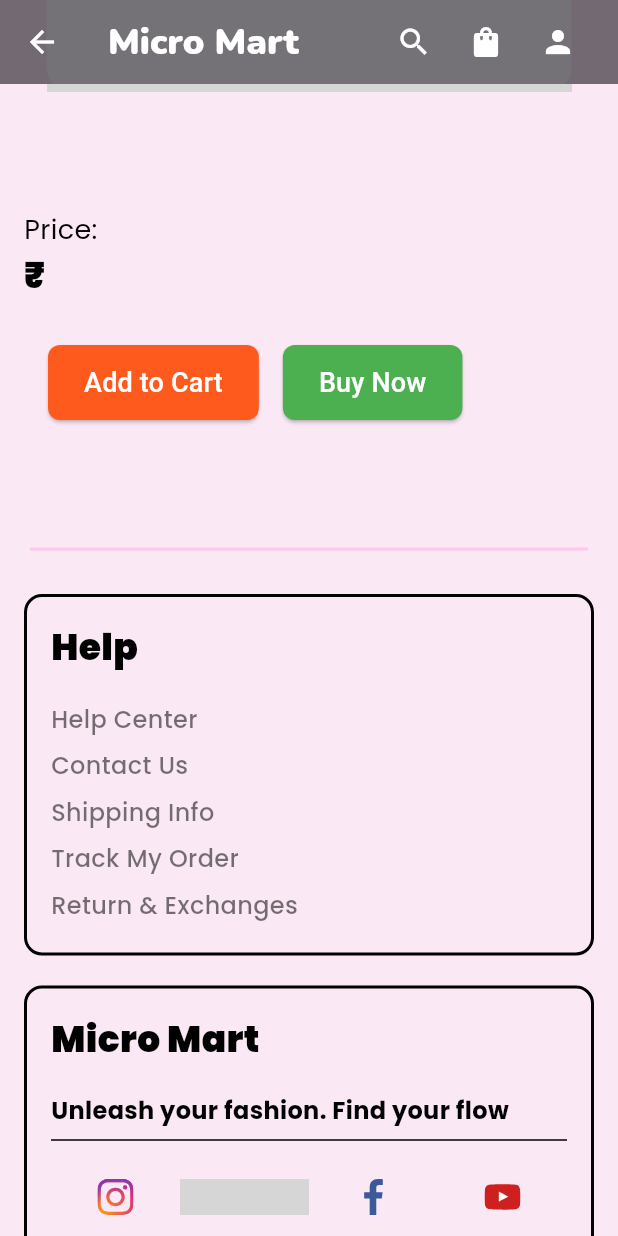
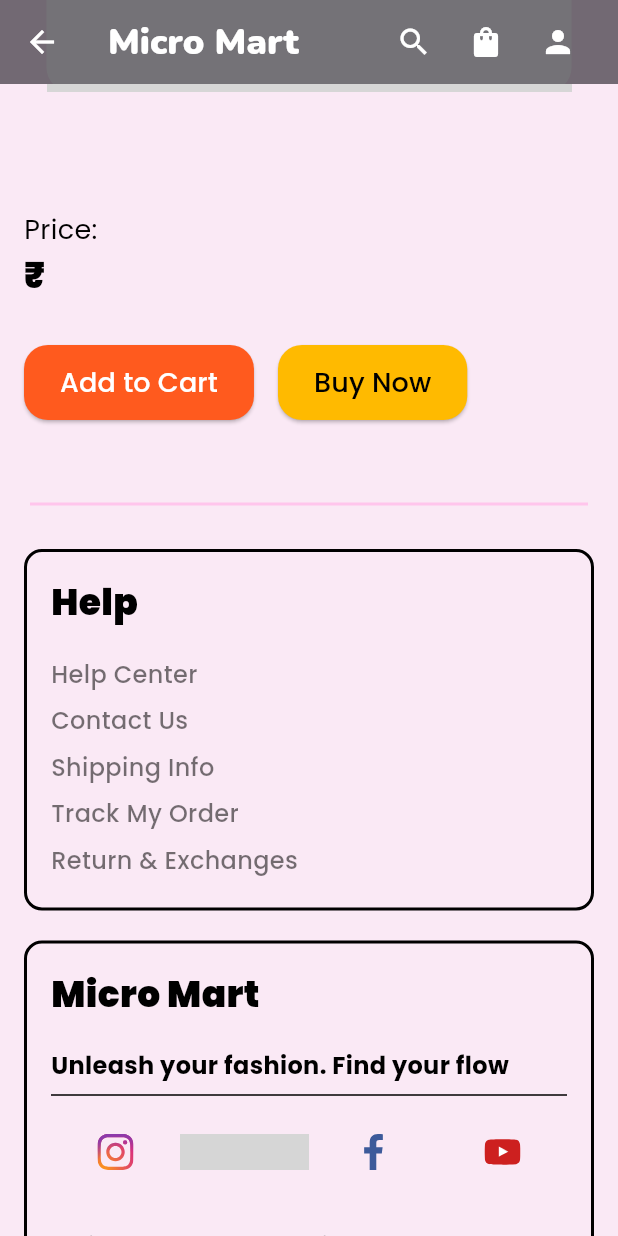
Before and after one commit to am-saksham/msme-project-exhibition, a Flutter app: the ProductDetailScreen screen opened directly with empty values, scrolled down 576 dp, on a phone screen of 412 x 824 dp. Run offline on Flutter 3.47's test engine with Material 3 defaults, Android fonts, the phone set to English and light mode, and no system bars; our stand-ins replace carousel_slider, flutter_svg, google_fonts; network calls fail; grey boxes are pictures that could not be loaded.

Commit message:
edited product detail screen

```diff
--- a/lib/Screens/product_detail_screen.dart
+++ b/lib/Screens/product_detail_screen.dart
@@ -105,9 +105,9 @@ class ProductDetailScreen extends StatelessWidget {
                       const SizedBox(height: 10),
                       if (description != null && description!.isNotEmpty)
                         ExpansionTile(
-                          title: const Text(
+                          title: Text(
                             'Product Description',
-                            style: TextStyle(
+                            style: GoogleFonts.poppins(
                               fontSize: 16,
                               fontWeight: FontWeight.bold,
                               color: Colors.black,
@@ -120,7 +120,7 @@ class ProductDetailScreen extends StatelessWidget {
                                 description!,
                                 style: GoogleFonts.poppins(
                                   fontSize: 14,
-                                  color: Colors.black54,
+                                  color: Colors.black,
                                 ),
                               ),
                             ),
@@ -151,9 +151,8 @@ class ProductDetailScreen extends StatelessWidget {
                       const SizedBox(height: 30),
                       Align(
                         alignment: Alignment.centerLeft, // Aligns the buttons to the left
-                        child: Padding(
-                          padding: const EdgeInsets.only(left: 16.0), // Adds padding to the left for spacing
                         child: Row(
+                          mainAxisAlignment: MainAxisAlignment.start, // Ensures left alignment
                           children: [
                             // Add to Cart Button
                             ElevatedButton(
@@ -171,12 +170,12 @@ class ProductDetailScreen extends StatelessWidget {
                                   vertical: 12,
                                 ),
                                 shape: RoundedRectangleBorder(
-                                    borderRadius: BorderRadius.circular(8),
+                                  borderRadius: BorderRadius.circular(16),
                                 ),
                               ),
-                                child: const Text(
+                              child: Text(
                                 'Add to Cart',
-                                  style: TextStyle(
+                                style: GoogleFonts.poppins(
                                   fontSize: 18,
                                   color: Colors.white,
                                 ),
@@ -194,28 +193,27 @@ class ProductDetailScreen extends StatelessWidget {
                                 );
                               },
                               style: ElevatedButton.styleFrom(
-                                  backgroundColor: const Color(0xFF4CAF50), // Color for the button
+                                backgroundColor: const Color(0xFFFFBA00), // Color for the button
                                 padding: const EdgeInsets.symmetric(
                                   horizontal: 24,
                                   vertical: 12,
                                 ),
                                 shape: RoundedRectangleBorder(
-                                    borderRadius: BorderRadius.circular(8),
+                                  borderRadius: BorderRadius.circular(16),
                                 ),
                               ),
-                                child: const Text(
+                              child: Text(
                                 'Buy Now',
-                                  style: TextStyle(
+                                style: GoogleFonts.poppins(
                                   fontSize: 18,
-                                    color: Colors.white,
+                                  color: Colors.black,
                                 ),
                               ),
                             ),
                           ],
                         ),
                       ),
-                      ),
-                      const SizedBox(height: 50),
+                      const SizedBox(height: 20),
                     ],
                   ),
                 ),
```
Lines whose indentation alone changed are shown as unchanged.
